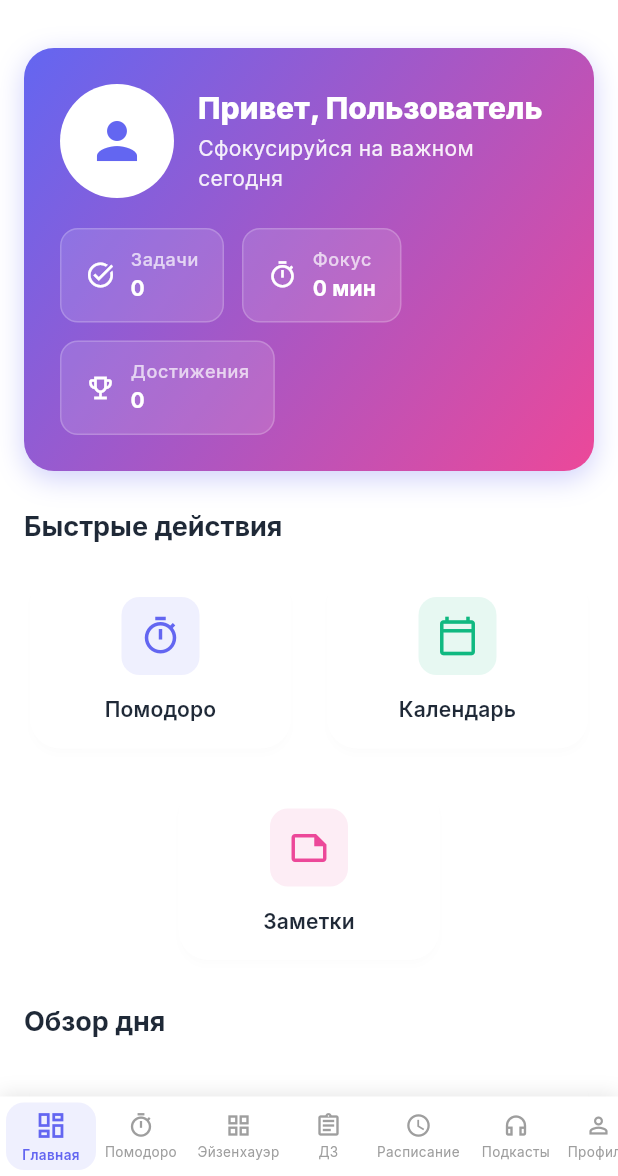
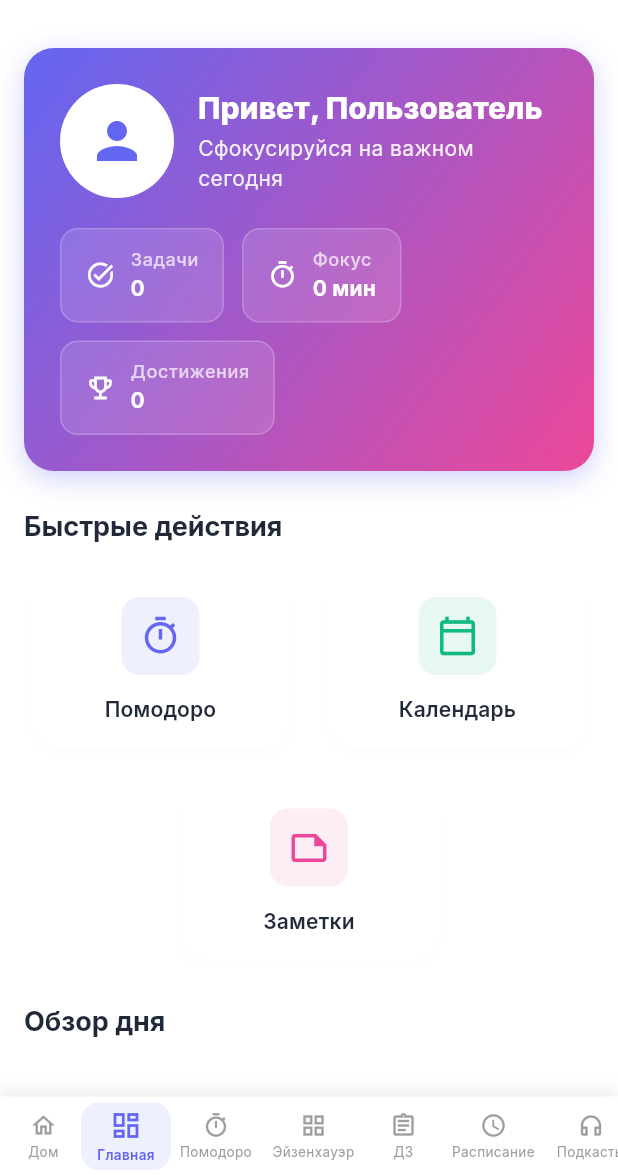
Before and after one commit to genazavr/time, a Flutter app: the screen it shows once a user with an empty profile is signed in, after a tap on "Главная", on a phone screen of 412 x 824 dp, the part 60-1236 px from its top. Run offline on Flutter 3.47's test engine with Material 3 defaults, Android fonts, the phone set to English and light mode, and no system bars; our stand-ins replace file_picker, firebase_auth, firebase_core, firebase_database, flutter_local_notifications, flutter_staggered_animations and 7 more; accounts and stored records are empty.

Commit message:
feat(app): add persistent AppStateService and global audio player across screens
This change introduces a centralized AppStateService to persist user metrics and profile data across screen transitions and a global audio player for podcast playback that remains accessible from any screen.

PR includes:
- Refactor HomeScreen to consume AppStateService streams
- Add AudioPlayerService (singleton) with play/pause/stop/seek/playlist support
- Implement AudioPlayerWidget UI with gradient design and controls
- Integrate persistent AudioPlayerWidget into MainScreen so it stays visible across pages
- Update PodcastsScreen to leverage new audio service for playback
- Extend MainScreen navigation to include Home screen and adapt layout
- Ensure proper subscription management and resource cleanup

No breaking changes; existing screens adapt to new shared state and player.

```diff
--- a/lib/screens/home/home_screen.dart
+++ b/lib/screens/home/home_screen.dart
@@ -1,13 +1,10 @@
+import 'dart:async';
 import 'package:flutter/material.dart';
 import '../../services/firebase_service.dart';
+import '../../services/app_state_service.dart';
 
 class HomeScreen extends StatefulWidget {
-  final Function() onLogout;
-
-  const HomeScreen({
-    super.key,
-    required this.onLogout,
-  });
+  const HomeScreen({super.key});
 
   @override
   State<HomeScreen> createState() => _HomeScreenState();
@@ -15,37 +12,44 @@ class HomeScreen extends StatefulWidget {
 
 class _HomeScreenState extends State<HomeScreen> {
   final _firebaseService = FirebaseService();
-  Map<dynamic, dynamic>? _userData;
+  final _appStateService = AppStateService();
+  Map<String, dynamic> _userData = {};
   bool _isLoading = true;
+  StreamSubscription<Map<String, dynamic>>? _userDataSubscription;
 
   @override
   void initState() {
     super.initState();
-    _loadUserData();
+    _initializeUserData();
   }
 
-  Future<void> _loadUserData() async {
-    try {
+  void _initializeUserData() {
     final user = _firebaseService.getCurrentUser();
     if (user != null) {
-        final data = await _firebaseService.getUserData(user.uid);
+      _userDataSubscription = _appStateService.watchUserData().listen((userData) {
+        if (mounted) {
           setState(() {
-          _userData = data;
+            _userData = userData;
             _isLoading = false;
           });
         }
-    } catch (e) {
+      });
+    } else {
       setState(() {
         _isLoading = false;
       });
     }
   }
 
+  @override
+  void dispose() {
+    _userDataSubscription?.cancel();
+    super.dispose();
+  }
+
   Future<void> _logout() async {
+    await _userDataSubscription?.cancel();
     await _firebaseService.logout();
-    if (mounted) {
-      widget.onLogout();
-    }
   }
 
   @override
@@ -84,7 +88,7 @@ class _HomeScreenState extends State<HomeScreen> {
                           ),
                           const SizedBox(height: 8),
                           Text(
-                            _userData?['name'] ?? 'Пользователь',
+                                                       _userData['name'] ?? 'Пользователь',
                                                        style: Theme.of(context)
                                                            .textTheme
                                                            .bodyLarge
@@ -92,7 +96,7 @@ class _HomeScreenState extends State<HomeScreen> {
                                                      ),
                                                      const SizedBox(height: 4),
                                                      Text(
-                            _userData?['email'] ?? '',
+                                                       _userData['email'] ?? '',
                             style: Theme.of(context).textTheme.bodySmall,
                           ),
                         ],
--- a/lib/screens/main/main_screen.dart
+++ b/lib/screens/main/main_screen.dart
@@ -11,6 +11,7 @@ import '../../services/firebase_service.dart';
 import '../../services/local_avatar_service.dart';
 import '../../theme/app_theme.dart';
 import '../../utils/achievement_utils.dart';
+import '../home/home_screen.dart';
 import '../calendar/calendar_screen.dart';
 import '../pomodoro/pomodoro_screen.dart';
 import '../eisenhower/eisenhower_screen.dart';
@@ -19,6 +20,7 @@ import '../notes/notes_screen.dart';
 import '../schedule/schedule_screen.dart';
 import '../podcasts/podcasts_screen.dart';
 import '../profile/profile_screen.dart';
+import '../../widgets/audio_player_widget.dart';
 
 class MainScreen extends StatefulWidget {
   const MainScreen({super.key});
@@ -34,6 +36,7 @@ class _MainScreenState extends State<MainScreen> with TickerProviderStateMixin {
   late Animation<double> _fadeAnimation;
 
   final List<Widget> _pages = [
+    const HomeScreen(),
     const DashboardScreen(),
     const PomodoroScreen(),
     const EisenhowerScreen(),
@@ -80,6 +83,9 @@ class _MainScreenState extends State<MainScreen> with TickerProviderStateMixin {
     return Scaffold(
       body: FadeTransition(
         opacity: _fadeAnimation,
+        child: Column(
+          children: [
+            Expanded(
               child: PageView(
                 controller: _pageController,
                 onPageChanged: (index) {
@@ -88,6 +94,10 @@ class _MainScreenState extends State<MainScreen> with TickerProviderStateMixin {
                   });
                 },
                 children: _pages,
+              ),
+            ),
+            const AudioPlayerWidget(),
+          ],
         ),
       ),
       bottomNavigationBar: Container(
@@ -108,13 +118,14 @@ class _MainScreenState extends State<MainScreen> with TickerProviderStateMixin {
               padding: const EdgeInsets.symmetric(horizontal: 4, vertical: 4),
               child: Row(
                 children: [
-                  _buildNavItem(Icons.dashboard_outlined, 'Главная', 0, 60),
-                  _buildNavItem(Icons.timer_outlined, 'Помодоро', 1, 60),
-                  _buildNavItem(Icons.grid_view_outlined, 'Эйзенхауэр', 2, 70),
-                  _buildNavItem(Icons.assignment_outlined, 'ДЗ', 3, 50),
-                  _buildNavItem(Icons.schedule, 'Расписание', 4, 70),
-                  _buildNavItem(Icons.headphones_outlined, 'Подкасты', 5, 60),
-                  _buildNavItem(Icons.person_outline, 'Профиль', 6, 50),
+                  _buildNavItem(Icons.home_outlined, 'Дом', 0, 50),
+                  _buildNavItem(Icons.dashboard_outlined, 'Главная', 1, 60),
+                  _buildNavItem(Icons.timer_outlined, 'Помодоро', 2, 60),
+                  _buildNavItem(Icons.grid_view_outlined, 'Эйзенхауэр', 3, 70),
+                  _buildNavItem(Icons.assignment_outlined, 'ДЗ', 4, 50),
+                  _buildNavItem(Icons.schedule, 'Расписание', 5, 70),
+                  _buildNavItem(Icons.headphones_outlined, 'Подкасты', 6, 60),
+                  _buildNavItem(Icons.person_outline, 'Профиль', 7, 50),
                 ],
               ),
             ),
--- a/lib/screens/podcasts/podcasts_screen.dart
+++ b/lib/screens/podcasts/podcasts_screen.dart
@@ -4,6 +4,7 @@ import 'package:file_picker/file_picker.dart';
 import 'package:just_audio/just_audio.dart';
 import '../../models/podcast.dart';
 import '../../services/podcast_service.dart';
+import '../../services/audio_player_service.dart';
 import '../../theme/app_theme.dart';
 
 class PodcastsScreen extends StatefulWidget {
@@ -15,6 +16,7 @@ class PodcastsScreen extends StatefulWidget {
 
 class _PodcastsScreenState extends State<PodcastsScreen> {
   final PodcastService _podcastService = PodcastService();
+  final AudioPlayerService _audioService = AudioPlayerService();
   List<Podcast> _podcasts = [];
   List<String> _categories = [];
   String _selectedCategory = 'all';
@@ -438,9 +440,7 @@ class _PodcastsScreenState extends State<PodcastsScreen> {
 
   void _playPodcast(Podcast podcast) async {
     await _podcastService.incrementPlayCount(podcast.id);
-    ScaffoldMessenger.of(context).showSnackBar(
-      SnackBar(content: Text('Воспроизведение: ${podcast.title}')),
-    );
+    await _audioService.playPodcast(podcast, playlist: _filteredPodcasts);
   }
 
   void _deletePodcast(Podcast podcast) {
--- /dev/null
+++ b/lib/widgets/audio_player_widget.dart
@@ -0,0 +1,234 @@
+import 'package:flutter/material.dart';
+import '../models/podcast.dart';
+import '../services/audio_player_service.dart';
+import '../theme/app_theme.dart';
+
+class AudioPlayerWidget extends StatefulWidget {
+  const AudioPlayerWidget({super.key});
+
+  @override
+  State<AudioPlayerWidget> createState() => _AudioPlayerWidgetState();
+}
+
+class _AudioPlayerWidgetState extends State<AudioPlayerWidget> {
+  final AudioPlayerService _audioService = AudioPlayerService();
+  bool _isPlaying = false;
+  Duration _currentPosition = Duration.zero;
+  Duration? _totalDuration;
+  Podcast? _currentPodcast;
+  bool _isDragging = false;
+
+  @override
+  void initState() {
+    super.initState();
+    _audioService.isPlayingStream.listen((playing) {
+      if (mounted) {
+        setState(() => _isPlaying = playing);
+      }
+    });
+
+    _audioService.positionStream.listen((position) {
+      if (mounted && !_isDragging) {
+        setState(() => _currentPosition = position);
+      }
+    });
+
+    _audioService.durationStream.listen((duration) {
+      if (mounted) {
+        setState(() => _totalDuration = duration);
+      }
+    });
+
+    _audioService.currentPodcastStream.listen((podcast) {
+      if (mounted) {
+        setState(() => _currentPodcast = podcast);
+      }
+    });
+  }
+
+  @override
+  Widget build(BuildContext context) {
+    if (_currentPodcast == null) {
+      return const SizedBox.shrink();
+    }
+
+    return Container(
+      margin: const EdgeInsets.all(16),
+      padding: const EdgeInsets.all(16),
+      decoration: BoxDecoration(
+        gradient: LinearGradient(
+          colors: [AppTheme.primaryColor, AppTheme.secondaryColor],
+          begin: Alignment.topLeft,
+          end: Alignment.bottomRight,
+        ),
+        borderRadius: BorderRadius.circular(20),
+        boxShadow: [
+          BoxShadow(
+            color: AppTheme.primaryColor.withValues(alpha: 0.3),
+            blurRadius: 15,
+            offset: const Offset(0, 5),
+          ),
+        ],
+      ),
+      child: Column(
+        mainAxisSize: MainAxisSize.min,
+        children: [
+          Row(
+            children: [
+              Container(
+                width: 60,
+                height: 60,
+                decoration: BoxDecoration(
+                  borderRadius: BorderRadius.circular(12),
+                  color: Colors.white.withValues(alpha: 0.2),
+                ),
+                child: Icon(
+                  _getIconData(_currentPodcast!.iconName ?? 'headphones'),
+                  size: 30,
+                  color: Colors.white,
+                ),
+              ),
+              const SizedBox(width: 16),
+              Expanded(
+                child: Column(
+                  crossAxisAlignment: CrossAxisAlignment.start,
+                  children: [
+                    Text(
+                      _currentPodcast!.title,
+                      style: const TextStyle(
+                        color: Colors.white,
+                        fontSize: 16,
+                        fontWeight: FontWeight.w600,
+                      ),
+                      maxLines: 1,
+                      overflow: TextOverflow.ellipsis,
+                    ),
+                    const SizedBox(height: 4),
+                    Text(
+                      _currentPodcast!.author,
+                      style: TextStyle(
+                        color: Colors.white.withValues(alpha: 0.8),
+                        fontSize: 14,
+                      ),
+                      maxLines: 1,
+                      overflow: TextOverflow.ellipsis,
+                    ),
+                  ],
+                ),
+              ),
+              IconButton(
+                onPressed: () {
+                  _audioService.stop();
+                },
+                icon: const Icon(Icons.close, color: Colors.white),
+              ),
+            ],
+          ),
+          const SizedBox(height: 16),
+
+          if (_totalDuration != null)
+            Column(
+              children: [
+                SliderTheme(
+                  data: SliderTheme.of(context).copyWith(
+                    activeTrackColor: Colors.white,
+                    inactiveTrackColor: Colors.white.withValues(alpha: 0.3),
+                    thumbColor: Colors.white,
+                    thumbShape: const RoundSliderThumbShape(enabledThumbRadius: 6),
+                    overlayShape: const RoundSliderOverlayShape(overlayRadius: 12),
+                    trackHeight: 4,
+                  ),
+                  child: Slider(
+                    min: 0.0,
+                    max: _totalDuration!.inMilliseconds.toDouble(),
+                    value: _isDragging
+                        ? _currentPosition.inMilliseconds.toDouble()
+                        : _currentPosition.inMilliseconds.clamp(0.0, _totalDuration!.inMilliseconds.toDouble()).toDouble(),
+                    onChanged: (value) {
+                      setState(() {
+                        _isDragging = true;
+                        _currentPosition = Duration(milliseconds: value.round());
+                      });
+                    },
+                    onChangeEnd: (value) {
+                      setState(() {
+                        _isDragging = false;
+                      });
+                      _audioService.seekTo(Duration(milliseconds: value.round()));
+                    },
+                  ),
+                ),
+                Padding(
+                  padding: const EdgeInsets.symmetric(horizontal: 8),
+                  child: Row(
+                    mainAxisAlignment: MainAxisAlignment.spaceBetween,
+                    children: [
+                      Text(
+                        _audioService.formatDuration(_currentPosition),
+                        style: TextStyle(
+                          color: Colors.white.withValues(alpha: 0.8),
+                          fontSize: 12,
+                        ),
+                      ),
+                      Text(
+                        _audioService.formatDuration(_totalDuration!),
+                        style: TextStyle(
+                          color: Colors.white.withValues(alpha: 0.8),
+                          fontSize: 12,
+                        ),
+                      ),
+                    ],
+                  ),
+                ),
+              ],
+            ),
+
+          const SizedBox(height: 16),
+          Row(
+            mainAxisAlignment: MainAxisAlignment.spaceEvenly,
+            children: [
+              IconButton(
+                onPressed: _audioService.playPrevious,
+                icon: const Icon(Icons.skip_previous, color: Colors.white, size: 32),
+              ),
+              Container(
+                decoration: const BoxDecoration(
+                  color: Colors.white,
+                  shape: BoxShape.circle,
+                ),
+                child: IconButton(
+                  onPressed: _isPlaying ? _audioService.pause : _audioService.resume,
+                  icon: Icon(
+                    _isPlaying ? Icons.pause : Icons.play_arrow,
+                    color: AppTheme.primaryColor,
+                    size: 32,
+                  ),
+                ),
+              ),
+              IconButton(
+                onPressed: _audioService.playNext,
+                icon: const Icon(Icons.skip_next, color: Colors.white, size: 32),
+              ),
+            ],
+          ),
+        ],
+      ),
+    );
+  }
+
+  IconData _getIconData(String iconName) {
+    switch (iconName) {
+      case 'music_note': return Icons.music_note;
+      case 'album': return Icons.album;
+      case 'library_music': return Icons.library_music;
+      case 'audiotrack': return Icons.audiotrack;
+      case 'mic': return Icons.mic;
+      case 'radio': return Icons.radio;
+      case 'podcast': return Icons.podcasts;
+      case 'speaker': return Icons.speaker;
+      case 'equalizer': return Icons.equalizer;
+      case 'queue_music': return Icons.queue_music;
+      default: return Icons.headphones;
+    }
+  }
+}
```
Also changed, not shown: lib/services/audio_player_service.dart (added, +160 -0 lines), 1 other file. Lines whose indentation alone changed are shown as unchanged.
